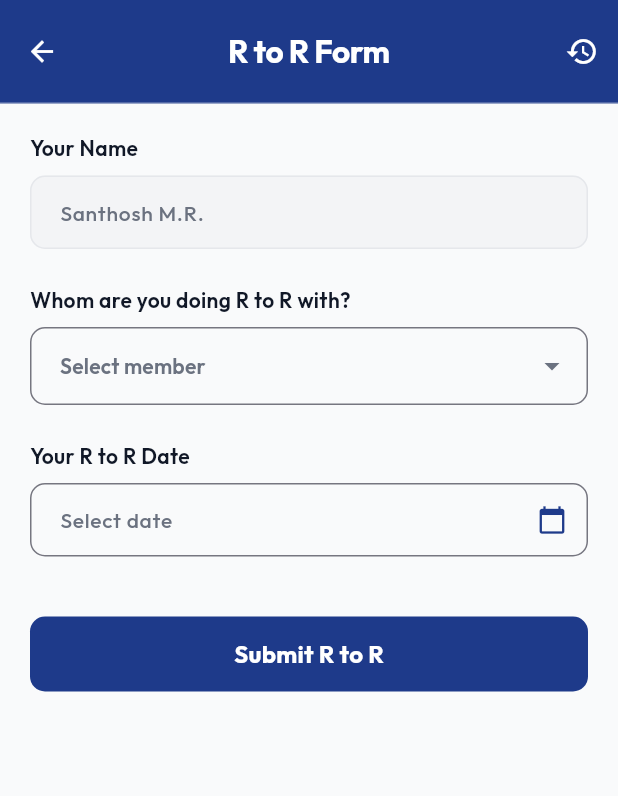
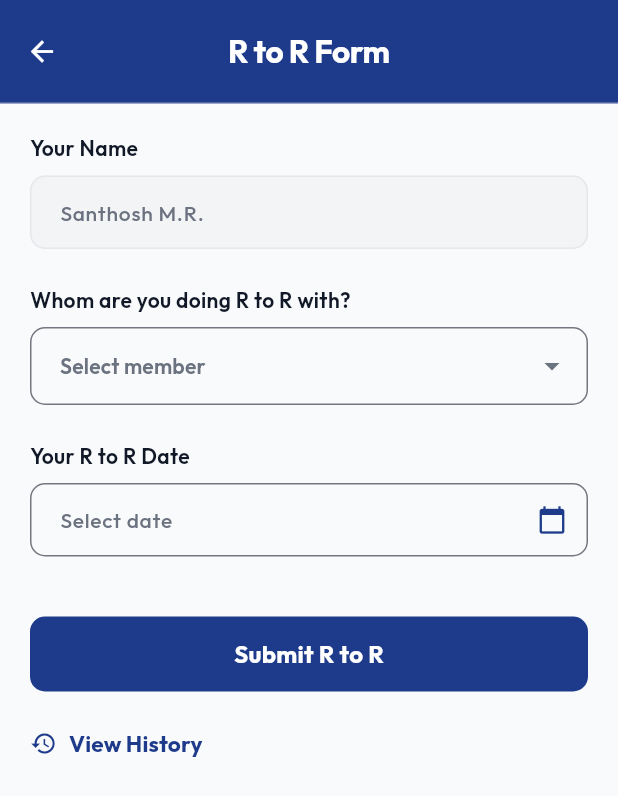
Before and after one commit to Rithish-25/rmbf, a Flutter app: the RtoRFormScreen screen opened directly, on a phone screen of 412 x 824 dp. Shown: the top 796 px of the screen. Run offline on Flutter 3.47's test engine with Material 3 defaults, Android fonts, the phone set to English and light mode, and no system bars; our stand-ins replace google_fonts, image_picker, shared_preferences; missing offline and left inert: mobile_scanner; accounts and stored records are empty.

Commit message:
Client Changes

```diff
--- a/frontend/lib/screens/r_to_r_form_screen.dart
+++ b/frontend/lib/screens/r_to_r_form_screen.dart
@@ -105,18 +105,6 @@ class _RtoRFormScreenState extends State<RtoRFormScreen> {
           icon: const Icon(Icons.arrow_back),
           onPressed: () => Navigator.pop(context),
         ),
-        actions: [
-          IconButton(
-            icon: const Icon(Icons.history_outlined),
-            tooltip: "View History",
-            onPressed: () {
-              Navigator.push(
-                context,
-                MaterialPageRoute(builder: (context) => const RtoRHistoryScreen()),
-              );
-            },
-          )
-        ],
         bottom: PreferredSize(
           preferredSize: const Size.fromHeight(1.0),
           child: Container(color: Colors.white24, height: 1.0),
@@ -258,6 +246,29 @@ class _RtoRFormScreenState extends State<RtoRFormScreen> {
                           ),
                         ),
                       ),
+                      const SizedBox(height: 24),
+                      TextButton.icon(
+                        onPressed: () {
+                          Navigator.push(
+                            context,
+                            MaterialPageRoute(builder: (context) => const RtoRHistoryScreen()),
+                          );
+                        },
+                        icon: const Icon(Icons.history, color: AppTheme.primary),
+                        label: Text(
+                          "View History",
+                          style: GoogleFonts.outfit(
+                            fontSize: 15,
+                            fontWeight: FontWeight.bold,
+                            color: AppTheme.primary,
+                          ),
+                        ),
+                        style: TextButton.styleFrom(
+                          padding: EdgeInsets.zero,
+                          minimumSize: Size.zero,
+                          tapTargetSize: MaterialTapTargetSize.shrinkWrap,
+                        ),
+                      ),
           ],
         ),
       ),
```
